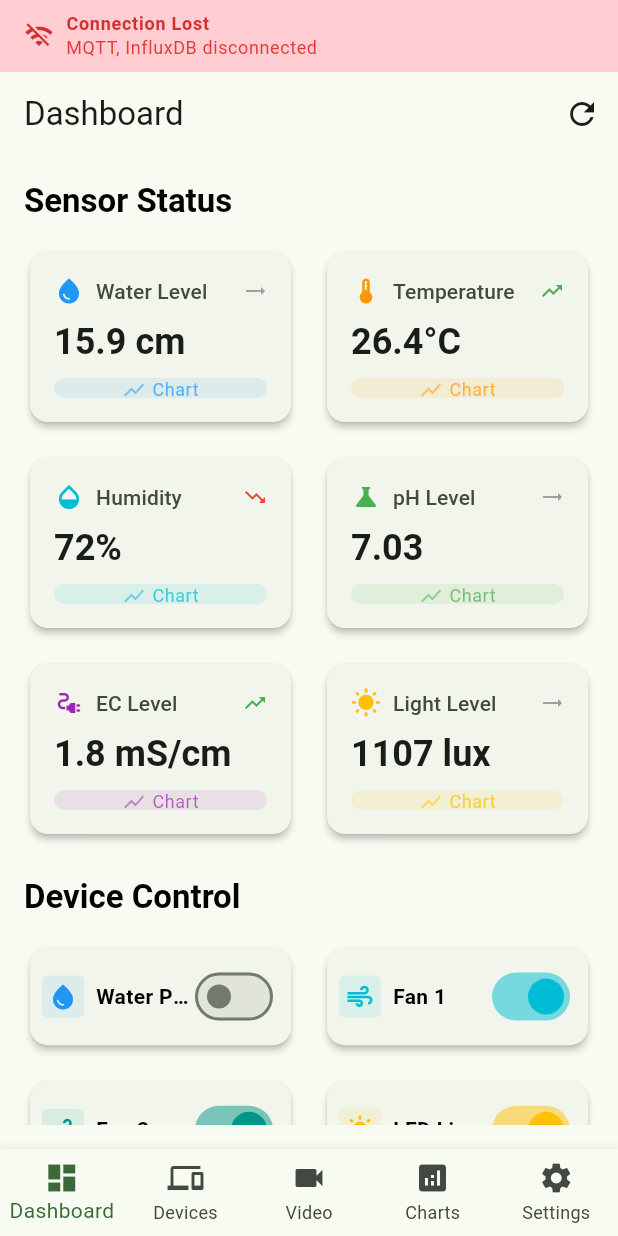
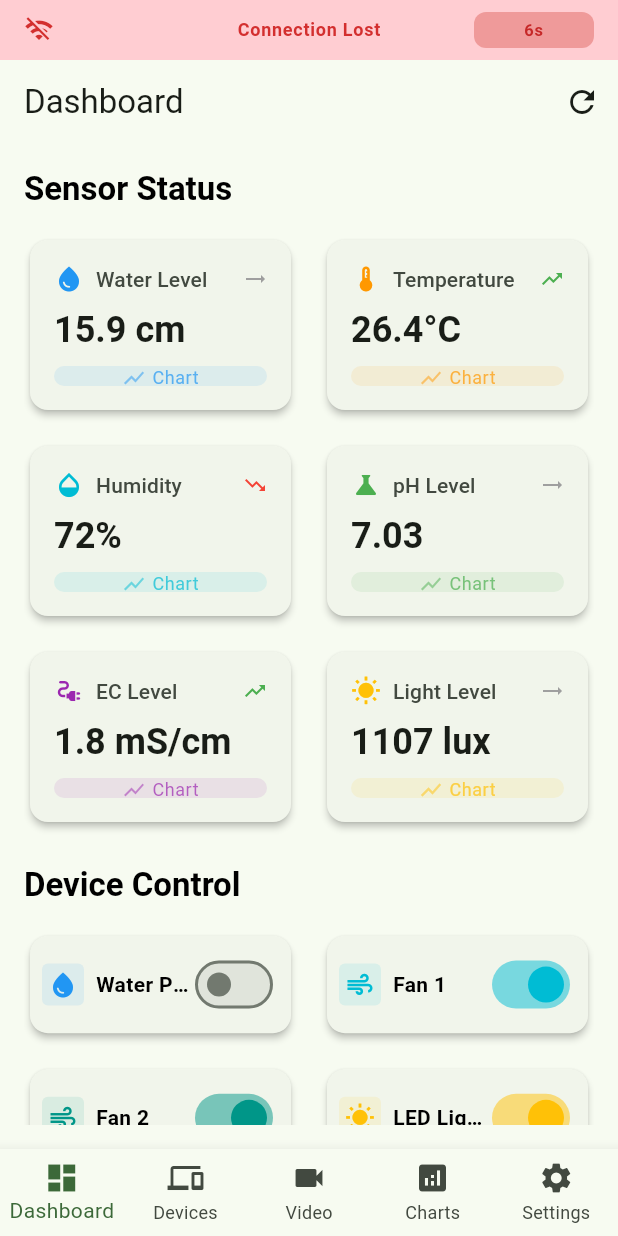
Before and after one commit to BBowdon00/Hydroponic_Monitor, a Flutter app: the screen it shows after launch, after a tap on the "refresh" icon, on a phone screen of 412 x 824 dp. Run offline on Flutter 3.47's test engine with Material 3 defaults, Android fonts, the phone set to English and light mode, and no system bars; our stand-ins replace flutter_dotenv, go_router, hooks_riverpod; missing offline and left inert: influxdb_client, mqtt_client.

Commit message:
fixed up AI issues in timer

```diff
--- a/lib/presentation/providers/connection_status_provider.dart
+++ b/lib/presentation/providers/connection_status_provider.dart
@@ -50,12 +50,8 @@ class ConnectionStatus {
     return ConnectionStatus(
       mqttConnected: mqttConnected ?? this.mqttConnected,
       influxConnected: influxConnected ?? this.influxConnected,
-      mqttDisconnectedSince: mqttConnected == true
-          ? null
-          : (mqttDisconnectedSince ?? this.mqttDisconnectedSince),
-      influxDisconnectedSince: influxConnected == true
-          ? null
-          : (influxDisconnectedSince ?? this.influxDisconnectedSince),
+      mqttDisconnectedSince: mqttDisconnectedSince ?? this.mqttDisconnectedSince,
+      influxDisconnectedSince: influxDisconnectedSince ?? this.influxDisconnectedSince,
     );
   }
 }
@@ -65,10 +61,13 @@ final connectionStatusProvider = StreamProvider<ConnectionStatus>((ref) {
   final mqttService = ref.read(mqttServiceProvider);
   final influxService = ref.read(influxServiceProvider);
 
-  // Initial state - both disconnected
-  var currentStatus = const ConnectionStatus(
+  // Initial state - both disconnected with current time
+  final now = DateTime.now();
+  var currentStatus = ConnectionStatus(
     mqttConnected: false,
     influxConnected: false,
+    mqttDisconnectedSince: now,
+    influxDisconnectedSince: now,
   );
 
   final controller = StreamController<ConnectionStatus>();
@@ -79,18 +78,26 @@ final connectionStatusProvider = StreamProvider<ConnectionStatus>((ref) {
 
   void updateMqttStatus(String status) {
     final isConnected = status == 'connected';
+    final now = DateTime.now();
+
     currentStatus = currentStatus.copyWith(
       mqttConnected: isConnected,
-      mqttDisconnectedSince: isConnected ? null : DateTime.now(),
+      mqttDisconnectedSince: isConnected
+          ? null
+          : (currentStatus.mqttDisconnectedSince ?? now), // Only set if not already set
     );
     controller.add(currentStatus);
   }
 
   void updateInfluxStatus(String status) {
     final isConnected = status == 'connected';
+    final now = DateTime.now();
+
     currentStatus = currentStatus.copyWith(
       influxConnected: isConnected,
-      influxDisconnectedSince: isConnected ? null : DateTime.now(),
+      influxDisconnectedSince: isConnected
+          ? null
+          : (currentStatus.influxDisconnectedSince ?? now), // Only set if not already set
     );
     controller.add(currentStatus);
   }
--- a/lib/presentation/widgets/connection_notification.dart
+++ b/lib/presentation/widgets/connection_notification.dart
@@ -15,15 +15,13 @@ class ConnectionNotification extends ConsumerStatefulWidget {
 
 class _ConnectionNotificationState extends ConsumerState<ConnectionNotification> {
   Timer? _timer;
-  String _timerText = '';
+  Duration _currentUpdateInterval = const Duration(seconds: 1); // Start with 1 second
+  DateTime? _lastDisconnectionTime;
 
   @override
   void initState() {
     super.initState();
-    // Update timer every second
-    _timer = Timer.periodic(const Duration(seconds: 1), (_) {
-      _updateTimer();
-    });
+    _startTimer();
   }
 
   @override
@@ -32,18 +30,67 @@ class _ConnectionNotificationState extends ConsumerState<ConnectionNotification>
     super.dispose();
   }
 
+  void _startTimer() {
+    _timer?.cancel();
+    _timer = Timer.periodic(_currentUpdateInterval, (_) {
+      _updateTimer();
+    });
+  }
+
   void _updateTimer() {
     if (mounted) {
       setState(() {
-        _timerText = _formatDuration();
+        _updateTimerInterval();
       });
     }
   }
 
-  String _formatDuration() {
+  void _updateTimerInterval() {
     final connectionStatusAsync = ref.read(connectionStatusProvider);
-    return connectionStatusAsync.when(
+    connectionStatusAsync.when(
       data: (status) {
+        final currentDisconnectionTime = status.earliestDisconnection;
+
+        // Reset interval if disconnection time changed (new disconnection)
+        if (_lastDisconnectionTime != currentDisconnectionTime) {
+          _lastDisconnectionTime = currentDisconnectionTime;
+          _currentUpdateInterval = const Duration(seconds: 5);
+          _startTimer();
+          return;
+        }
+
+        // If still disconnected, apply exponential backoff
+        if (currentDisconnectionTime != null) {
+          final disconnectedDuration = DateTime.now().difference(currentDisconnectionTime);
+
+          Duration newInterval;
+          // Exponential backoff: 5s → 10s → 30s → 60s (max)
+          if (disconnectedDuration.inSeconds < 30) {
+            newInterval = const Duration(seconds: 5);
+          } else if (disconnectedDuration.inMinutes < 2) {
+            newInterval = const Duration(seconds: 10);
+          } else if (disconnectedDuration.inMinutes < 10) {
+            newInterval = const Duration(seconds: 30);
+          } else {
+            newInterval = const Duration(minutes: 1);
+          }
+
+          // Restart timer with new interval if it changed
+          if (_currentUpdateInterval != newInterval) {
+            _currentUpdateInterval = newInterval;
+            _startTimer();
+          }
+        } else {
+          // Connected - reset to fast updates for next disconnection
+          _currentUpdateInterval = const Duration(seconds: 5);
+        }
+      },
+      loading: () {},
+      error: (_, __) {},
+    );
+  }
+
+  String _formatDurationForStatus(ConnectionStatus status) {
     final disconnectionTime = status.earliestDisconnection;
     if (disconnectionTime == null) return '';
 
@@ -56,10 +103,6 @@ class _ConnectionNotificationState extends ConsumerState<ConnectionNotification>
     } else {
       return '${duration.inSeconds}s';
     }
-      },
-      loading: () => '',
-      error: (_, stackTrace) => '',
-    );
   }
 
   @override
@@ -77,6 +120,13 @@ class _ConnectionNotificationState extends ConsumerState<ConnectionNotification>
     final disconnectedServices = <String>[];
     if (!status.mqttConnected) disconnectedServices.add('MQTT');
     if (!status.influxConnected) disconnectedServices.add('InfluxDB');
+    // TODO: add CameraServer status when available
+
+    // Check if all services are disconnected
+    final allServicesDisconnected = !status.mqttConnected && !status.influxConnected;
+    final messageText = allServicesDisconnected
+      ? '' // No message when all services are disconnected
+      : '${disconnectedServices.join(', ')} disconnected';
 
         return Container(
           width: double.infinity,
@@ -89,14 +139,31 @@ class _ConnectionNotificationState extends ConsumerState<ConnectionNotification>
             bottom: false,
             child: Row(
               children: [
+                SizedBox(
+                  width: 80, // Fixed width to match timer area for perfect centering
+                  child: Row(
+                    children: [
                       Icon(
                         Icons.wifi_off,
                         color: Colors.red.shade700,
                         size: 20,
                       ),
                       const SizedBox(width: AppTheme.spaceSm),
+                    ],
+                  ),
+                ),
                 Expanded(
-                  child: Column(
+                  child: messageText.isEmpty
+                      ? Center(
+                          child: Text(
+                            'Connection Lost',
+                            style: Theme.of(context).textTheme.labelMedium?.copyWith(
+                              color: Colors.red.shade700,
+                              fontWeight: FontWeight.w600,
+                            ),
+                          ),
+                        )
+                      : Column(
                           crossAxisAlignment: CrossAxisAlignment.start,
                           mainAxisSize: MainAxisSize.min,
                           children: [
@@ -108,16 +175,19 @@ class _ConnectionNotificationState extends ConsumerState<ConnectionNotification>
                               ),
                             ),
                             Text(
-                        '${disconnectedServices.join(', ')} disconnected',
+                              messageText,
                               style: Theme.of(context).textTheme.bodySmall?.copyWith(
                                 color: Colors.red.shade600,
                               ),
                             ),
+                            // Here I would like to keep a timer of how long the services have been disconnected
                           ],
                         ),
                 ),
-                if (_timerText.isNotEmpty) ...[
-                  Container(
+                if (status.earliestDisconnection != null) ...[
+                  SizedBox(
+                    width: 80, // Fixed width to prevent layout shifts
+                    child: Container(
                       padding: const EdgeInsets.symmetric(
                         horizontal: AppTheme.spaceSm,
                         vertical: AppTheme.spaceXs,
@@ -127,11 +197,13 @@ class _ConnectionNotificationState extends ConsumerState<ConnectionNotification>
                         borderRadius: BorderRadius.circular(AppTheme.radiusSm),
                       ),
                       child: Text(
-                      _timerText,
+                        _formatDurationForStatus(status),
+                        textAlign: TextAlign.center,
                         style: Theme.of(context).textTheme.labelSmall?.copyWith(
                           color: Colors.red.shade800,
                           fontWeight: FontWeight.w600,
                           fontFeatures: const [FontFeature.tabularFigures()],
+                        ),
                       ),
                     ),
                   ),
```
Lines whose indentation alone changed are shown as unchanged.
